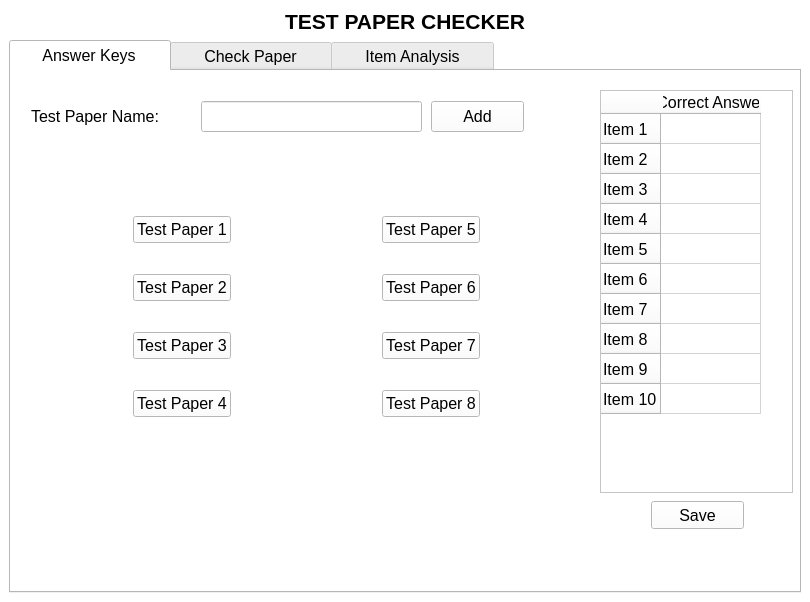
Before: the Qt Designer form TestPaperChecker.ui in jarapamikaella/OpenCV_TestPaperChecker, drawn with Qt 5.
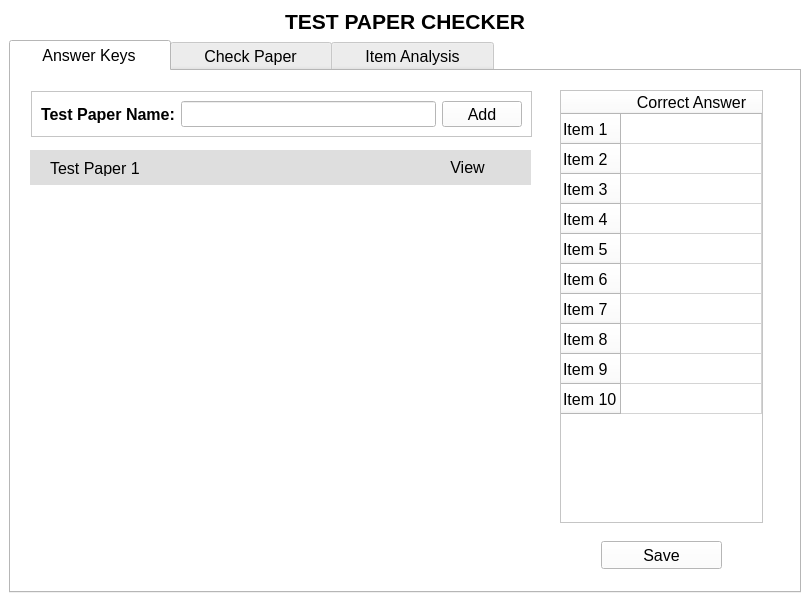
After: the same form once the commit is applied. The open tabs and pages were chosen to show the change.

```diff
--- a/TestPaperChecker.ui
+++ b/TestPaperChecker.ui
@@ -496,41 +496,23 @@
        <attribute name="title">
         <string>     Answer Keys     </string>
        </attribute>
-       <widget class="QLabel" name="TestNameLbl">
-        <property name="geometry">
-         <rect>
-          <x>20</x>
-          <y>30</y>
-          <width>171</width>
-          <height>31</height>
-         </rect>
-        </property>
-        <property name="text">
-         <string>Test Paper Name:</string>
-        </property>
-       </widget>
-       <widget class="QLineEdit" name="TestNameInp">
-        <property name="geometry">
-         <rect>
-          <x>190</x>
-          <y>30</y>
-          <width>221</width>
-          <height>31</height>
-         </rect>
-        </property>
-       </widget>
        <widget class="QFrame" name="AnsKeyTblFrame">
         <property name="geometry">
          <rect>
-          <x>580</x>
+          <x>540</x>
           <y>10</y>
-          <width>211</width>
-          <height>421</height>
+          <width>221</width>
+          <height>451</height>
          </rect>
         </property>
         <layout class="QVBoxLayout" name="verticalLayout_4">
          <item>
           <widget class="QTableWidget" name="AnsKeyTbl">
+           <property name="font">
+            <font>
+             <pointsize>12</pointsize>
+            </font>
+           </property>
            <property name="verticalScrollBarPolicy">
             <enum>Qt::ScrollBarAlwaysOff</enum>
            </property>
@@ -540,6 +522,18 @@
            <property name="showGrid">
             <bool>true</bool>
            </property>
+           <property name="cornerButtonEnabled">
+            <bool>true</bool>
+           </property>
+           <attribute name="horizontalHeaderCascadingSectionResizes">
+            <bool>false</bool>
+           </attribute>
+           <attribute name="horizontalHeaderShowSortIndicator" stdset="0">
+            <bool>false</bool>
+           </attribute>
+           <attribute name="horizontalHeaderStretchLastSection">
+            <bool>true</bool>
+           </attribute>
            <row>
             <property name="text">
              <string>Item 1</string>
@@ -602,9 +596,9 @@
        <widget class="QPushButton" name="pushButton_4">
         <property name="geometry">
          <rect>
-          <x>640</x>
-          <y>430</y>
-          <width>93</width>
+          <x>590</x>
+          <y>470</y>
+          <width>121</width>
           <height>28</height>
          </rect>
         </property>
@@ -612,86 +606,534 @@
          <string>Save</string>
         </property>
        </widget>
-       <widget class="QWidget" name="gridLayoutWidget">
+       <widget class="QFrame" name="frame_2">
         <property name="geometry">
          <rect>
-          <x>50</x>
-          <y>120</y>
-          <width>491</width>
-          <height>251</height>
+          <x>20</x>
+          <y>20</y>
+          <width>501</width>
+          <height>46</height>
          </rect>
         </property>
-        <layout class="QGridLayout" name="TestBtnGrid">
-         <item row="2" column="1" alignment="Qt::AlignHCenter">
-          <widget class="QPushButton" name="Test6Plchldr">
-           <property name="text">
-            <string>Test Paper 6</string>
+        <property name="frameShape">
+         <enum>QFrame::StyledPanel</enum>
+        </property>
+        <property name="frameShadow">
+         <enum>QFrame::Raised</enum>
+        </property>
+        <layout class="QHBoxLayout" name="horizontalLayout_6">
+         <item>
+          <widget class="QLabel" name="TestNameLbl">
+           <property name="font">
+            <font>
+             <weight>75</weight>
+             <bold>true</bold>
+            </font>
            </property>
-          </widget>
-         </item>
-         <item row="1" column="1" alignment="Qt::AlignHCenter">
-          <widget class="QPushButton" name="Test5Plchldr">
            <property name="text">
-            <string>Test Paper 5</string>
+            <string>Test Paper Name:</string>
            </property>
           </widget>
          </item>
-         <item row="3" column="1" alignment="Qt::AlignHCenter">
-          <widget class="QPushButton" name="Test7Plchldr">
-           <property name="text">
-            <string>Test Paper 7</string>
-           </property>
-          </widget>
+         <item>
+          <widget class="QLineEdit" name="TestNameInp"/>
          </item>
-         <item row="4" column="1" alignment="Qt::AlignHCenter">
-          <widget class="QPushButton" name="Test8Plchldr">
+         <item>
+          <widget class="QPushButton" name="AddTestBtn">
            <property name="text">
-            <string>Test Paper 8</string>
-           </property>
-          </widget>
-         </item>
-         <item row="1" column="0" alignment="Qt::AlignHCenter">
-          <widget class="QPushButton" name="Test1Plchldr">
-           <property name="text">
-            <string>Test Paper 1</string>
-           </property>
-          </widget>
-         </item>
-         <item row="4" column="0" alignment="Qt::AlignHCenter">
-          <widget class="QPushButton" name="Test4Plchldr">
-           <property name="text">
-            <string>Test Paper 4</string>
-           </property>
-          </widget>
-         </item>
-         <item row="2" column="0" alignment="Qt::AlignHCenter">
-          <widget class="QPushButton" name="Test2Plchldr">
-           <property name="text">
-            <string>Test Paper 2</string>
-           </property>
-          </widget>
-         </item>
-         <item row="3" column="0" alignment="Qt::AlignHCenter">
-          <widget class="QPushButton" name="Test3Plchldr">
-           <property name="text">
-            <string>Test Paper 3</string>
+            <string>Add</string>
            </property>
           </widget>
          </item>
         </layout>
        </widget>
-       <widget class="QPushButton" name="AddTestBtn">
+       <widget class="QWidget" name="verticalLayoutWidget">
         <property name="geometry">
          <rect>
-          <x>420</x>
-          <y>30</y>
-          <width>93</width>
-          <height>31</height>
+          <x>19</x>
+          <y>79</y>
+          <width>501</width>
+          <height>421</height>
          </rect>
         </property>
-        <property name="text">
-         <string>Add</string>
-        </property>
+        <layout class="QVBoxLayout" name="verticalLayout">
+         <item>
+          <widget class="QWidget" name="TestPaperContainer" native="true">
+           <property name="minimumSize">
+            <size>
+             <width>0</width>
+             <height>35</height>
+            </size>
+           </property>
+           <property name="maximumSize">
+            <size>
+             <width>16777215</width>
+             <height>16777215</height>
+            </size>
+           </property>
+           <property name="palette">
+            <palette>
+             <active>
+              <colorrole role="WindowText">
+               <brush brushstyle="SolidPattern">
+                <color alpha="255">
+                 <red>0</red>
+                 <green>0</green>
+                 <blue>0</blue>
+                </color>
+               </brush>
+              </colorrole>
+              <colorrole role="Button">
+               <brush brushstyle="SolidPattern">
+                <color alpha="255">
+                 <red>222</red>
+                 <green>222</green>
+                 <blue>222</blue>
+                </color>
+               </brush>
+              </colorrole>
+              <colorrole role="Light">
+               <brush brushstyle="SolidPattern">
+                <color alpha="255">
+                 <red>255</red>
+                 <green>255</green>
+                 <blue>255</blue>
+                </color>
+               </brush>
+              </colorrole>
+              <colorrole role="Midlight">
+               <brush brushstyle="SolidPattern">
+                <color alpha="255">
+                 <red>238</red>
+                 <green>238</green>
+                 <blue>238</blue>
+                </color>
+               </brush>
+              </colorrole>
+              <colorrole role="Dark">
+               <brush brushstyle="SolidPattern">
+                <color alpha="255">
+                 <red>111</red>
+                 <green>111</green>
+                 <blue>111</blue>
+                </color>
+               </brush>
+              </colorrole>
+              <colorrole role="Mid">
+               <brush brushstyle="SolidPattern">
+                <color alpha="255">
+                 <red>148</red>
+                 <green>148</green>
+                 <blue>148</blue>
+                </color>
+               </brush>
+              </colorrole>
+              <colorrole role="Text">
+               <brush brushstyle="SolidPattern">
+                <color alpha="255">
+                 <red>0</red>
+                 <green>0</green>
+                 <blue>0</blue>
+                </color>
+               </brush>
+              </colorrole>
+              <colorrole role="BrightText">
+               <brush brushstyle="SolidPattern">
+                <color alpha="255">
+                 <red>255</red>
+                 <green>255</green>
+                 <blue>255</blue>
+                </color>
+               </brush>
+              </colorrole>
+              <colorrole role="ButtonText">
+               <brush brushstyle="SolidPattern">
+                <color alpha="255">
+                 <red>0</red>
+                 <green>0</green>
+                 <blue>0</blue>
+                </color>
+               </brush>
+              </colorrole>
+              <colorrole role="Base">
+               <brush brushstyle="SolidPattern">
+                <color alpha="255">
+                 <red>255</red>
+                 <green>255</green>
+                 <blue>255</blue>
+                </color>
+               </brush>
+              </colorrole>
+              <colorrole role="Window">
+               <brush brushstyle="SolidPattern">
+                <color alpha="255">
+                 <red>222</red>
+                 <green>222</green>
+                 <blue>222</blue>
+                </color>
+               </brush>
+              </colorrole>
+              <colorrole role="Shadow">
+               <brush brushstyle="SolidPattern">
+                <color alpha="255">
+                 <red>0</red>
+                 <green>0</green>
+                 <blue>0</blue>
+                </color>
+               </brush>
+              </colorrole>
+              <colorrole role="AlternateBase">
+               <brush brushstyle="SolidPattern">
+                <color alpha="255">
+                 <red>238</red>
+                 <green>238</green>
+                 <blue>238</blue>
+                </color>
+               </brush>
+              </colorrole>
+              <colorrole role="ToolTipBase">
+               <brush brushstyle="SolidPattern">
+                <color alpha="255">
+                 <red>255</red>
+                 <green>255</green>
+                 <blue>220</blue>
+                </color>
+               </brush>
+              </colorrole>
+              <colorrole role="ToolTipText">
+               <brush brushstyle="SolidPattern">
+                <color alpha="255">
+                 <red>0</red>
+                 <green>0</green>
+                 <blue>0</blue>
+                </color>
+               </brush>
+              </colorrole>
+             </active>
+             <inactive>
+              <colorrole role="WindowText">
+               <brush brushstyle="SolidPattern">
+                <color alpha="255">
+                 <red>0</red>
+                 <green>0</green>
+                 <blue>0</blue>
+                </color>
+               </brush>
+              </colorrole>
+              <colorrole role="Button">
+               <brush brushstyle="SolidPattern">
+                <color alpha="255">
+                 <red>222</red>
+                 <green>222</green>
+                 <blue>222</blue>
+                </color>
+               </brush>
+              </colorrole>
+              <colorrole role="Light">
+               <brush brushstyle="SolidPattern">
+                <color alpha="255">
+                 <red>255</red>
+                 <green>255</green>
+                 <blue>255</blue>
+                </color>
+               </brush>
+              </colorrole>
+              <colorrole role="Midlight">
+               <brush brushstyle="SolidPattern">
+                <color alpha="255">
+                 <red>238</red>
+                 <green>238</green>
+                 <blue>238</blue>
+                </color>
+               </brush>
+              </colorrole>
+              <colorrole role="Dark">
+               <brush brushstyle="SolidPattern">
+                <color alpha="255">
+                 <red>111</red>
+                 <green>111</green>
+                 <blue>111</blue>
+                </color>
+               </brush>
+              </colorrole>
+              <colorrole role="Mid">
+               <brush brushstyle="SolidPattern">
+                <color alpha="255">
+                 <red>148</red>
+                 <green>148</green>
+                 <blue>148</blue>
+                </color>
+               </brush>
+              </colorrole>
+              <colorrole role="Text">
+               <brush brushstyle="SolidPattern">
+                <color alpha="255">
+                 <red>0</red>
+                 <green>0</green>
+                 <blue>0</blue>
+                </color>
+               </brush>
+              </colorrole>
+              <colorrole role="BrightText">
+               <brush brushstyle="SolidPattern">
+                <color alpha="255">
+                 <red>255</red>
+                 <green>255</green>
+                 <blue>255</blue>
+                </color>
+               </brush>
+              </colorrole>
+              <colorrole role="ButtonText">
+               <brush brushstyle="SolidPattern">
+                <color alpha="255">
+                 <red>0</red>
+                 <green>0</green>
+                 <blue>0</blue>
+                </color>
+               </brush>
+              </colorrole>
+              <colorrole role="Base">
+               <brush brushstyle="SolidPattern">
+                <color alpha="255">
+                 <red>255</red>
+                 <green>255</green>
+                 <blue>255</blue>
+                </color>
+               </brush>
+              </colorrole>
+              <colorrole role="Window">
+               <brush brushstyle="SolidPattern">
+                <color alpha="255">
+                 <red>222</red>
+                 <green>222</green>
+                 <blue>222</blue>
+                </color>
+               </brush>
+              </colorrole>
+              <colorrole role="Shadow">
+               <brush brushstyle="SolidPattern">
+                <color alpha="255">
+                 <red>0</red>
+                 <green>0</green>
+                 <blue>0</blue>
+                </color>
+               </brush>
+              </colorrole>
+              <colorrole role="AlternateBase">
+               <brush brushstyle="SolidPattern">
+                <color alpha="255">
+                 <red>238</red>
+                 <green>238</green>
+                 <blue>238</blue>
+                </color>
+               </brush>
+              </colorrole>
+              <colorrole role="ToolTipBase">
+               <brush brushstyle="SolidPattern">
+                <color alpha="255">
+                 <red>255</red>
+                 <green>255</green>
+                 <blue>220</blue>
+                </color>
+               </brush>
+              </colorrole>
+              <colorrole role="ToolTipText">
+               <brush brushstyle="SolidPattern">
+                <color alpha="255">
+                 <red>0</red>
+                 <green>0</green>
+                 <blue>0</blue>
+                </color>
+               </brush>
+              </colorrole>
+             </inactive>
+             <disabled>
+              <colorrole role="WindowText">
+               <brush brushstyle="SolidPattern">
+                <color alpha="255">
+                 <red>111</red>
+                 <green>111</green>
+                 <blue>111</blue>
+                </color>
+               </brush>
+              </colorrole>
+              <colorrole role="Button">
+               <brush brushstyle="SolidPattern">
+                <color alpha="255">
+                 <red>222</red>
+                 <green>222</green>
+                 <blue>222</blue>
+                </color>
+               </brush>
+              </colorrole>
+              <colorrole role="Light">
+               <brush brushstyle="SolidPattern">
+                <color alpha="255">
+                 <red>255</red>
+                 <green>255</green>
+                 <blue>255</blue>
+                </color>
+               </brush>
+              </colorrole>
+              <colorrole role="Midlight">
+               <brush brushstyle="SolidPattern">
+                <color alpha="255">
+                 <red>238</red>
+                 <green>238</green>
+                 <blue>238</blue>
+                </color>
+               </brush>
+              </colorrole>
+              <colorrole role="Dark">
+               <brush brushstyle="SolidPattern">
+                <color alpha="255">
+                 <red>111</red>
+                 <green>111</green>
+                 <blue>111</blue>
+                </color>
+               </brush>
+              </colorrole>
+              <colorrole role="Mid">
+               <brush brushstyle="SolidPattern">
+                <color alpha="255">
+                 <red>148</red>
+                 <green>148</green>
+                 <blue>148</blue>
+                </color>
+               </brush>
+              </colorrole>
+              <colorrole role="Text">
+               <brush brushstyle="SolidPattern">
+                <color alpha="255">
+                 <red>111</red>
+                 <green>111</green>
+                 <blue>111</blue>
+                </color>
+               </brush>
+              </colorrole>
+              <colorrole role="BrightText">
+               <brush brushstyle="SolidPattern">
+                <color alpha="255">
+                 <red>255</red>
+                 <green>255</green>
+                 <blue>255</blue>
+                </color>
+               </brush>
+              </colorrole>
+              <colorrole role="ButtonText">
+               <brush brushstyle="SolidPattern">
+                <color alpha="255">
+                 <red>111</red>
+                 <green>111</green>
+                 <blue>111</blue>
+                </color>
+               </brush>
+              </colorrole>
+              <colorrole role="Base">
+               <brush brushstyle="SolidPattern">
+                <color alpha="255">
+                 <red>222</red>
+                 <green>222</green>
+                 <blue>222</blue>
+                </color>
+               </brush>
+              </colorrole>
+              <colorrole role="Window">
+               <brush brushstyle="SolidPattern">
+                <color alpha="255">
+                 <red>222</red>
+                 <green>222</green>
+                 <blue>222</blue>
+                </color>
+               </brush>
+              </colorrole>
+              <colorrole role="Shadow">
+               <brush brushstyle="SolidPattern">
+                <color alpha="255">
+                 <red>0</red>
+                 <green>0</green>
+                 <blue>0</blue>
+                </color>
+               </brush>
+              </colorrole>
+              <colorrole role="AlternateBase">
+               <brush brushstyle="SolidPattern">
+                <color alpha="255">
+                 <red>222</red>
+                 <green>222</green>
+                 <blue>222</blue>
+                </color>
+               </brush>
+              </colorrole>
+              <colorrole role="ToolTipBase">
+               <brush brushstyle="SolidPattern">
+                <color alpha="255">
+                 <red>255</red>
+                 <green>255</green>
+                 <blue>220</blue>
+                </color>
+               </brush>
+              </colorrole>
+              <colorrole role="ToolTipText">
+               <brush brushstyle="SolidPattern">
+                <color alpha="255">
+                 <red>0</red>
+                 <green>0</green>
+                 <blue>0</blue>
+                </color>
+               </brush>
+              </colorrole>
+             </disabled>
+            </palette>
+           </property>
+           <property name="autoFillBackground">
+            <bool>true</bool>
+           </property>
+           <widget class="QLabel" name="TestPaperName">
+            <property name="geometry">
+             <rect>
+              <x>20</x>
+              <y>10</y>
+              <width>321</width>
+              <height>16</height>
+             </rect>
+            </property>
+            <property name="text">
+             <string>Test Paper 1</string>
+            </property>
+           </widget>
+           <widget class="QPushButton" name="ViewTestPaperBtn">
+            <property name="geometry">
+             <rect>
+              <x>400</x>
+              <y>6</y>
+              <width>75</width>
+              <height>23</height>
+             </rect>
+            </property>
+            <property name="text">
+             <string>View</string>
+            </property>
+            <property name="flat">
+             <bool>true</bool>
+            </property>
+           </widget>
+          </widget>
+         </item>
+         <item>
+          <spacer name="verticalSpacer">
+           <property name="orientation">
+            <enum>Qt::Vertical</enum>
+           </property>
+           <property name="sizeHint" stdset="0">
+            <size>
+             <width>20</width>
+             <height>40</height>
+            </size>
+           </property>
+          </spacer>
+         </item>
+        </layout>
        </widget>
       </widget>
       <widget class="QWidget" name="CheckPaperTab">
```
Left out of the diff: 10 changed lines with no effect on the pictures.
